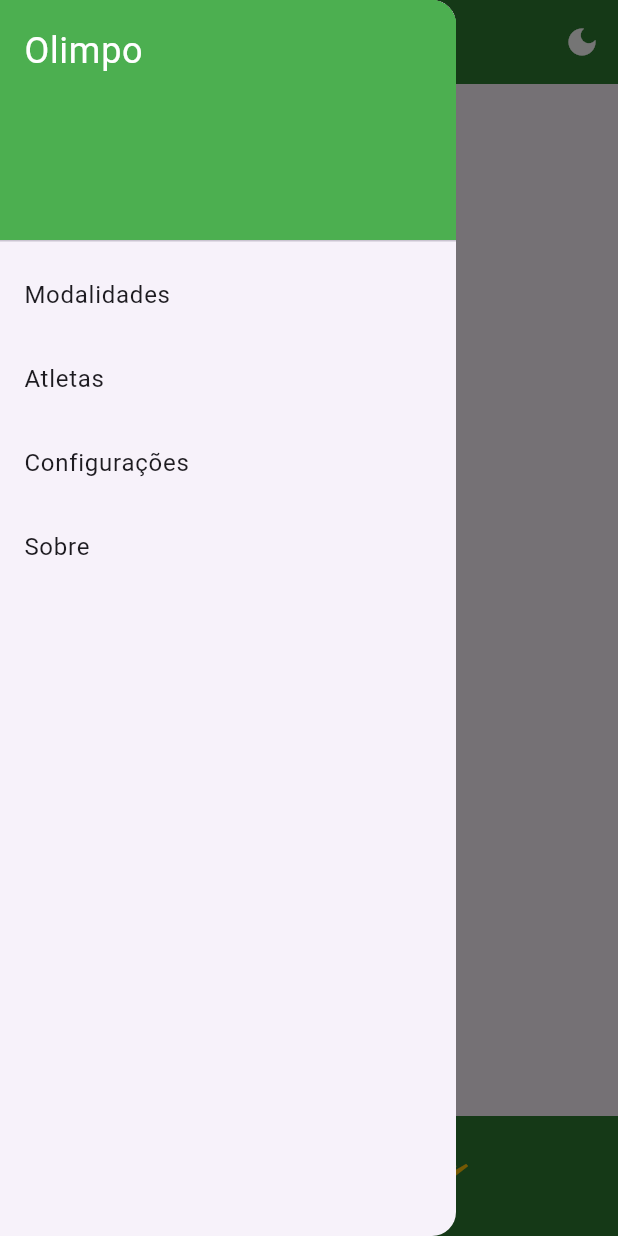
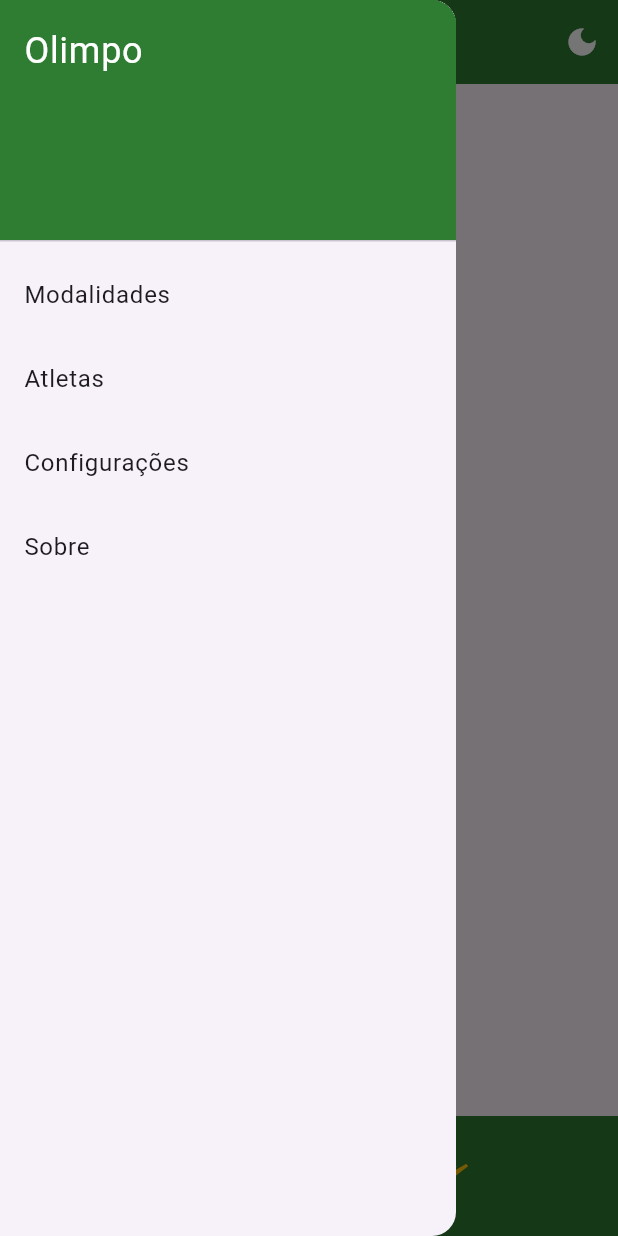
Before and after one commit to AntonioIvoDeOliveiraSouza/app-olimpo, a Flutter app: the screen it shows after launch, with the side drawer open, on a phone screen of 412 x 824 dp. Run offline on Flutter 3.47's test engine with Material 3 defaults, Android fonts, the phone set to English and light mode, and no system bars.

Commit message:
update: changing static to dynamic colors

```diff
--- a/lib/screens/about_us.dart
+++ b/lib/screens/about_us.dart
@@ -9,7 +9,7 @@ class AboutUs extends StatelessWidget {
   Widget build(BuildContext context) {
     return Scaffold(
       appBar: AppBar(
-        backgroundColor: Colors.green[800],
+        backgroundColor: Theme.of(context).primaryColor,
         foregroundColor: Colors.white,
         title: const Text('Olimpo'),
       ),
--- a/lib/screens/menu_screen.dart
+++ b/lib/screens/menu_screen.dart
@@ -33,8 +33,8 @@ class MenuScreen extends StatelessWidget {
         child: ListView(
           padding: EdgeInsets.zero,
           children: <Widget> [
-            const DrawerHeader(
-              decoration: BoxDecoration(color: Colors.green),
+            DrawerHeader(
+              decoration: BoxDecoration(color: Theme.of(context).primaryColor, ),
               child:Text('Olimpo', style: TextStyle(color: Colors.white, fontSize: 24)),
                 //Text('Membros:', style: TextStyle(color: Colors.white, fontSize: 16)),
                 //Text('Antonio Ivo, Giovanna, Hyann Gabriel e Juliana', style: TextStyle(color: Colors.white, fontSize: 16)),
```
